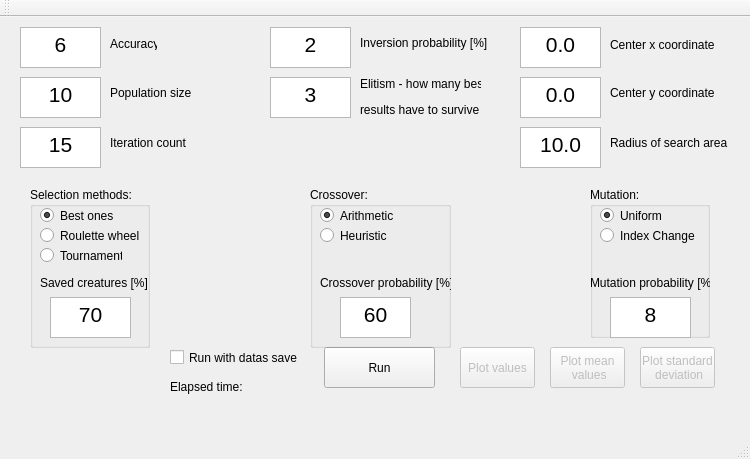
Above: GenAlgorithm/GenAlgorithm.ui from matgrz/GenAlgorithm before the change. Below: the same form after it.
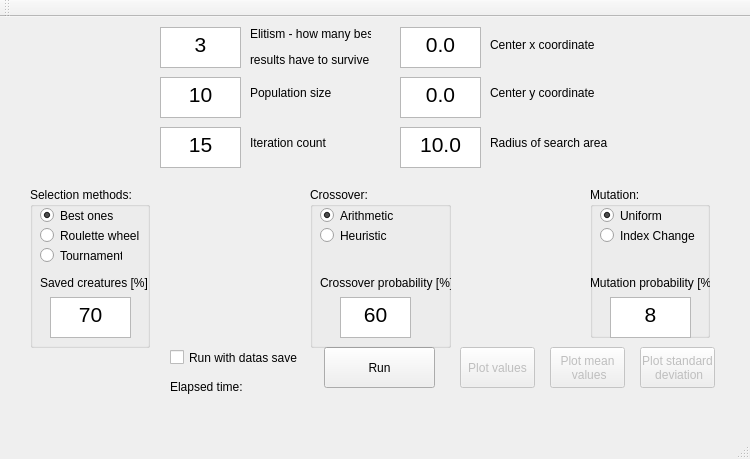
That is the form after the change.

```diff
--- a/GenAlgorithm/GenAlgorithm.ui
+++ b/GenAlgorithm/GenAlgorithm.ui
@@ -23,31 +23,6 @@
    <string/>
   </property>
   <widget class="QWidget" name="centralWidget">
-   <widget class="QTextEdit" name="textEditAccuracy">
-    <property name="geometry">
-     <rect>
-      <x>20</x>
-      <y>10</y>
-      <width>81</width>
-      <height>41</height>
-     </rect>
-    </property>
-    <property name="font">
-     <font>
-      <pointsize>16</pointsize>
-     </font>
-    </property>
-    <property name="html">
-     <string>&lt;!DOCTYPE HTML PUBLIC &quot;-//W3C//DTD HTML 4.0//EN&quot; &quot;http://www.w3.org/TR/REC-html40/strict.dtd&quot;&gt;
-&lt;html&gt;&lt;head&gt;&lt;meta name=&quot;qrichtext&quot; content=&quot;1&quot; /&gt;&lt;style type=&quot;text/css&quot;&gt;
-p, li { white-space: pre-wrap; }
-&lt;/style&gt;&lt;/head&gt;&lt;body style=&quot; font-family:'MS Shell Dlg 2'; font-size:16pt; font-weight:400; font-style:normal;&quot;&gt;
-&lt;p align=&quot;center&quot; style=&quot; margin-top:0px; margin-bottom:0px; margin-left:0px; margin-right:0px; -qt-block-indent:0; text-indent:0px;&quot;&gt;6&lt;/p&gt;&lt;/body&gt;&lt;/html&gt;</string>
-    </property>
-    <property name="placeholderText">
-     <string/>
-    </property>
-   </widget>
    <widget class="QPushButton" name="pushButtonRun">
     <property name="geometry">
      <rect>
@@ -64,7 +39,7 @@
    <widget class="QTextEdit" name="textEditPopulationSize">
     <property name="geometry">
      <rect>
-      <x>20</x>
+      <x>160</x>
       <y>60</y>
       <width>81</width>
       <height>41</height>
@@ -89,7 +64,7 @@
    <widget class="QTextEdit" name="textEditGenerationCount">
     <property name="geometry">
      <rect>
-      <x>20</x>
+      <x>160</x>
       <y>110</y>
       <width>81</width>
       <height>41</height>
@@ -111,8 +86,8 @@
    <widget class="QTextEdit" name="textEditStrategyPercent">
     <property name="geometry">
      <rect>
-      <x>270</x>
-      <y>60</y>
+      <x>160</x>
+      <y>10</y>
       <width>81</width>
       <height>41</height>
      </rect>
@@ -133,28 +108,6 @@
      <string/>
     </property>
    </widget>
-   <widget class="QTextEdit" name="textEditInversionProbability">
-    <property name="geometry">
-     <rect>
-      <x>270</x>
-      <y>10</y>
-      <width>81</width>
-      <height>41</height>
-     </rect>
-    </property>
-    <property name="font">
-     <font>
-      <pointsize>16</pointsize>
-     </font>
-    </property>
-    <property name="html">
-     <string>&lt;!DOCTYPE HTML PUBLIC &quot;-//W3C//DTD HTML 4.0//EN&quot; &quot;http://www.w3.org/TR/REC-html40/strict.dtd&quot;&gt;
-&lt;html&gt;&lt;head&gt;&lt;meta name=&quot;qrichtext&quot; content=&quot;1&quot; /&gt;&lt;style type=&quot;text/css&quot;&gt;
-p, li { white-space: pre-wrap; }
-&lt;/style&gt;&lt;/head&gt;&lt;body style=&quot; font-family:'MS Shell Dlg 2'; font-size:16pt; font-weight:400; font-style:normal;&quot;&gt;
-&lt;p align=&quot;center&quot; style=&quot; margin-top:0px; margin-bottom:0px; margin-left:0px; margin-right:0px; -qt-block-indent:0; text-indent:0px;&quot;&gt;2&lt;/p&gt;&lt;/body&gt;&lt;/html&gt;</string>
-    </property>
-   </widget>
    <widget class="QGroupBox" name="groupBoxSelectionMethods">
     <property name="geometry">
      <rect>
@@ -412,23 +365,10 @@
      </property>
     </widget>
    </widget>
-   <widget class="QLabel" name="labelAccuracy">
-    <property name="geometry">
-     <rect>
-      <x>110</x>
-      <y>20</y>
-      <width>47</width>
-      <height>13</height>
-     </rect>
-    </property>
-    <property name="text">
-     <string>Accuracy</string>
-    </property>
-   </widget>
    <widget class="QLabel" name="labelPopSize">
     <property name="geometry">
      <rect>
-      <x>110</x>
+      <x>250</x>
       <y>60</y>
       <width>91</width>
       <height>31</height>
@@ -441,7 +381,7 @@
    <widget class="QLabel" name="labelIterCount">
     <property name="geometry">
      <rect>
-      <x>110</x>
+      <x>250</x>
       <y>110</y>
       <width>91</width>
       <height>31</height>
@@ -451,24 +391,11 @@
      <string>Iteration count</string>
     </property>
    </widget>
-   <widget class="QLabel" name="labelIterCount_">
-    <property name="geometry">
-     <rect>
-      <x>360</x>
-      <y>10</y>
-      <width>141</width>
-      <height>31</height>
-     </rect>
-    </property>
-    <property name="text">
-     <string>Inversion probability [%]</string>
-    </property>
-   </widget>
    <widget class="QLabel" name="labelElitism">
     <property name="geometry">
      <rect>
-      <x>360</x>
-      <y>60</y>
+      <x>250</x>
+      <y>10</y>
       <width>121</width>
       <height>41</height>
      </rect>
@@ -592,7 +519,7 @@
    <widget class="QTextEdit" name="textEditRadius">
     <property name="geometry">
      <rect>
-      <x>520</x>
+      <x>400</x>
       <y>110</y>
       <width>81</width>
       <height>41</height>
@@ -614,7 +541,7 @@
    <widget class="QLabel" name="labelPopSize_2">
     <property name="geometry">
      <rect>
-      <x>610</x>
+      <x>490</x>
       <y>60</y>
       <width>111</width>
       <height>31</height>
@@ -627,7 +554,7 @@
    <widget class="QTextEdit" name="textEditCenterY">
     <property name="geometry">
      <rect>
-      <x>520</x>
+      <x>400</x>
       <y>60</y>
       <width>81</width>
       <height>41</height>
@@ -652,7 +579,7 @@
    <widget class="QLabel" name="labelCenterX">
     <property name="geometry">
      <rect>
-      <x>610</x>
+      <x>490</x>
       <y>20</y>
       <width>111</width>
       <height>16</height>
@@ -665,7 +592,7 @@
    <widget class="QTextEdit" name="textEditCenterX">
     <property name="geometry">
      <rect>
-      <x>520</x>
+      <x>400</x>
       <y>10</y>
       <width>81</width>
       <height>41</height>
@@ -690,7 +617,7 @@
    <widget class="QLabel" name="labelIterCount_2">
     <property name="geometry">
      <rect>
-      <x>610</x>
+      <x>490</x>
       <y>110</y>
       <width>121</width>
       <height>31</height>
```
